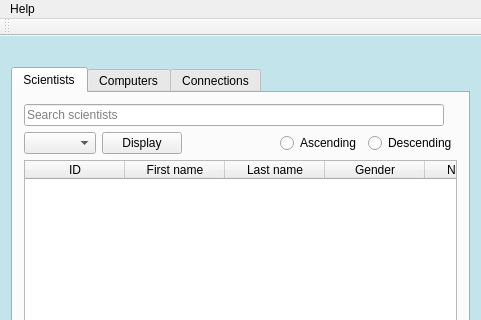
Old version of the form Gui-Vln-2016/mainwindow.ui in the repository ivark16/Vln-2016; both pictures show x 0 to 481 and y 0 to 320 of the 481 by 631 pixel window.
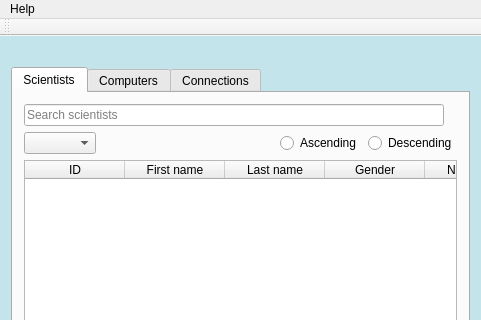
New version of the form. The open tabs and pages were chosen to show the change. Icons and pictures are not drawn.

```diff
--- a/Gui-Vln-2016/mainwindow.ui
+++ b/Gui-Vln-2016/mainwindow.ui
@@ -80,13 +80,6 @@
           <item>
            <widget class="QComboBox" name="comboBoxScientist"/>
           </item>
-          <item>
-           <widget class="QPushButton" name="pushButton">
-            <property name="text">
-             <string>Display</string>
-            </property>
-           </widget>
-          </item>
           <item>
            <spacer name="horizontalSpacer">
             <property name="orientation">
```
Left out of the diff: 4 changed lines with no effect on the pictures.
